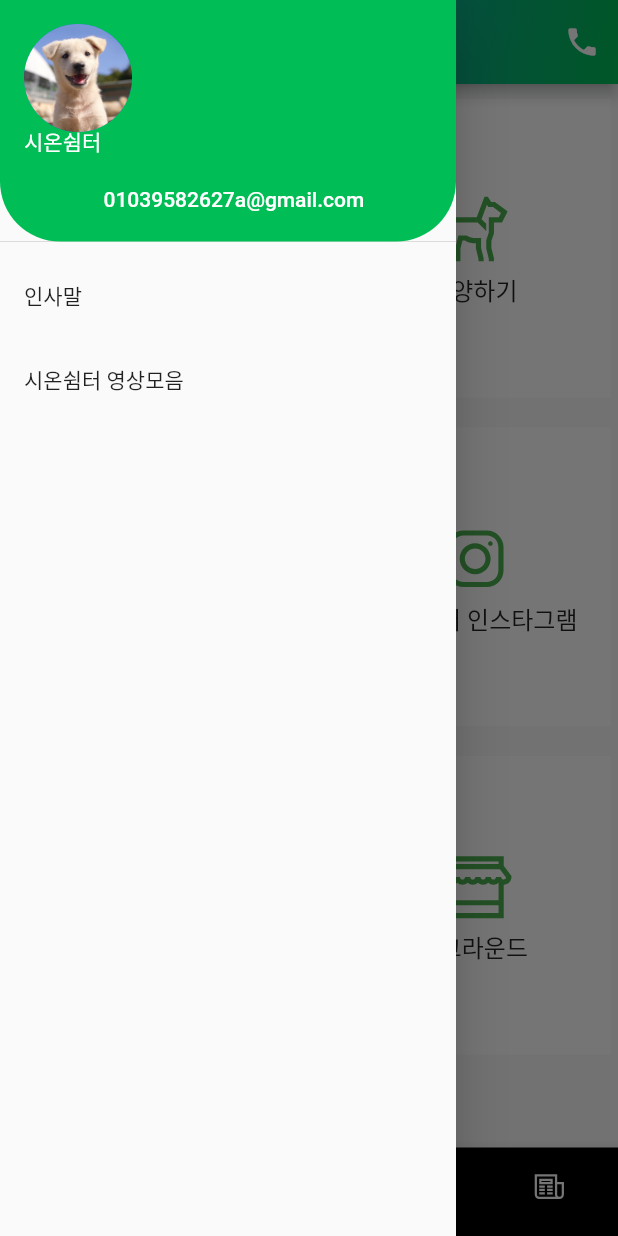
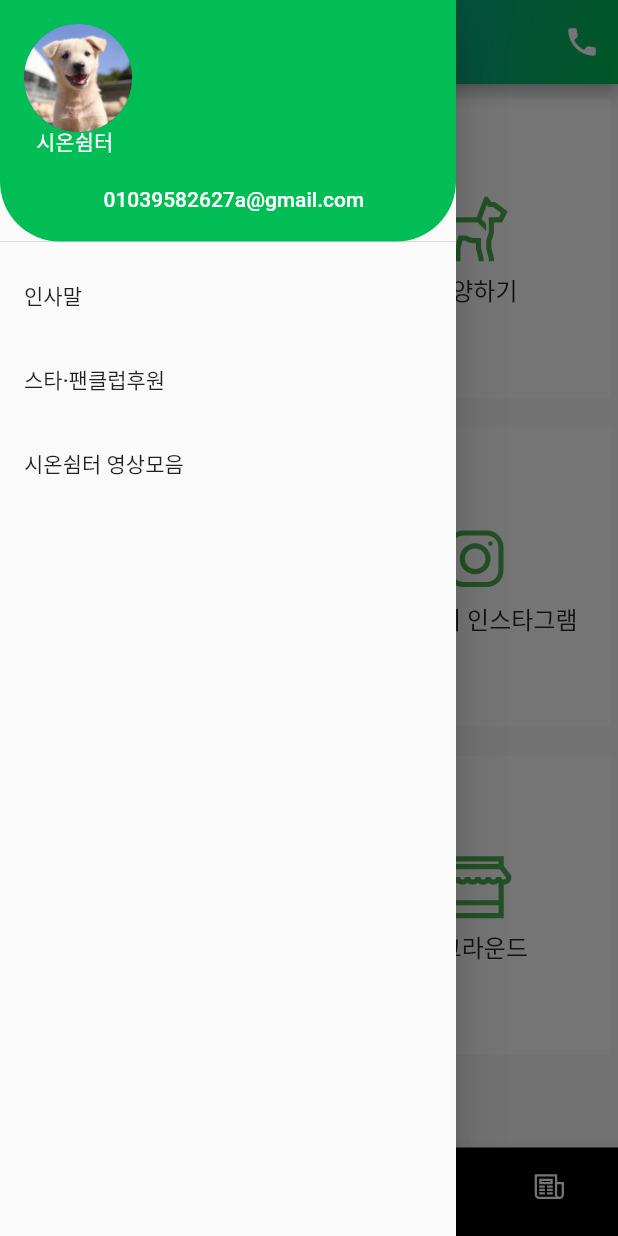
Before and after one commit to YooJEYI/shion_mobile, a Flutter app: the screen it shows after launch, with the side drawer open, on a phone screen of 412 x 824 dp. Run offline on Flutter 3.47's test engine with Material 2 defaults, Android fonts, the phone set to English and light mode, and no system bars; our stand-ins replace dio, infinite_scroll_pagination, line_awesome_flutter, retrofit, youtube_player_flutter; missing offline and left inert: mailto, mysql1; generated files the repository leaves out were written again.

Commit message:
스타 리스트

```diff
--- a/lib/restclient.dart
+++ b/lib/restclient.dart
@@ -6,7 +6,7 @@ import 'package:zion_shel/model/notice_detail_info.dart';
 import 'package:zion_shel/model/notice_info.dart';
 part 'restclient.g.dart';
 
-@RestApi(baseUrl:'jdbc:mariadb://wpdl7899.cafe24.com:3306/wpdl7899')
+@RestApi(baseUrl:'https://xn--4s4bxgm4g1wp.com')
 abstract class RestClient {
   factory RestClient(Dio dio, {String baseUrl}) = _RestClient;
 
--- a/lib/screen/introduce.dart
+++ b/lib/screen/introduce.dart
@@ -54,7 +54,7 @@ class _IntroduceState extends State<Introduce>{
                           margin: EdgeInsets.only(top: 5,bottom: 20),
                           child: Column(
                             children: [
-                              Text(style: TextStyle(fontSize: 20, fontFamily: 'Gothic A1',letterSpacing: -0.7, fontWeight: FontWeight.w500 ),'안녕하세요 시온쉼터 소장 오은숙 입니다.\n\n사람과 동물이 함께 행복한 세상을 꿈꾸는 시온쉼터는 개농장의 개들, 방치, 학대, 유기등 고통스런 삶을 살다 구조된 개 길 고양이 급식소의 고양이들을 케어 입양보내 행복한 삶을 찾아 주기 위해 오늘도 소명을 감당하고 있으며 시민의 자발적인 후원과 봉사로 운영됩니다.')
+                              Text(style: TextStyle(fontSize: 18, fontFamily: 'Gothic A1',letterSpacing: -0.5, fontWeight: FontWeight.w600 ),'안녕하세요 시온쉼터 소장 오은숙 입니다.\n\n사람과 동물이 함께 행복한 세상을 꿈꾸는 시온쉼터는 개농장의 개들, 방치, 학대, 유기등 고통스런 삶을 살다 구조된 개 길 고양이 급식소의 고양이들을 케어 입양보내 행복한 삶을 찾아 주기 위해 오늘도 소명을 감당하고 있으며 시민의 자발적인 후원과 봉사로 운영됩니다.')
                             ],
                           ),
                         )
--- a/lib/screen/main.dart
+++ b/lib/screen/main.dart
@@ -7,6 +7,7 @@ import 'package:youtube_player_flutter/youtube_player_flutter.dart';
 import 'package:zion_shel/screen/introduce.dart';
 import 'package:zion_shel/screen/notice_detail_screen.dart';
 import 'package:zion_shel/screen/notice_screen.dart';
+import 'package:zion_shel/screen/star_list.dart';
 import 'package:zion_shel/screen/support.dart';
 import 'package:zion_shel/screen/video_list.dart';
 import 'home.dart';
@@ -66,7 +67,7 @@ class _MyHomePageState extends State<MyHomePage> {
     const Volunteer(),
     const HomeScreen(),
     const SupportScreen(),
-    const NoticeDetailScreen(),
+    const NoticeScreen(),
   ];
 
   late YoutubePlayerController _controller;
@@ -178,10 +179,13 @@ class _MyHomePageState extends State<MyHomePage> {
                     throw 'Could not launch $url';
                   }
                 },
-                child: Text('01039582627a@gmail.com', style: TextStyle(color: Colors.white),)
+                child: const Text('01039582627a@gmail.com', style: TextStyle(color: Colors.white),)
               )),
-              accountName: Text('시온쉼터'),
-              decoration: BoxDecoration(
+              accountName: Container(
+                margin: const EdgeInsets.only(left: 8),
+                child: const Text('시온쉼터')
+              ),
+              decoration: const BoxDecoration(
                   color: Color(0xff00bd55),
                   borderRadius: BorderRadius.only(
                     bottomLeft: Radius.circular(40),
@@ -193,6 +197,14 @@ class _MyHomePageState extends State<MyHomePage> {
               onTap: () async {
                 await Navigator.push(context,
                     MaterialPageRoute(builder: (context) => const Introduce())
+                );
+              },
+            ),
+            ListTile(
+              title: const Text('스타·팬클럽후원'),
+              onTap: () async {
+                await Navigator.push(context,
+                    MaterialPageRoute(builder: (context) => const StarList())
                 );
               },
             ),
```
Also changed, not shown: lib/api_service_base.dart (deleted, +0 -155 lines), lib/badge.dart (deleted, +0 -26 lines), lib/mysql.dart (+1 -12 lines), lib/screen/notice_detail_screen.dart (+20 -3 lines), lib/screen/notice_screen.dart (+16 -17 lines), lib/screen/star_list.dart (added, +94 -0 lines).
